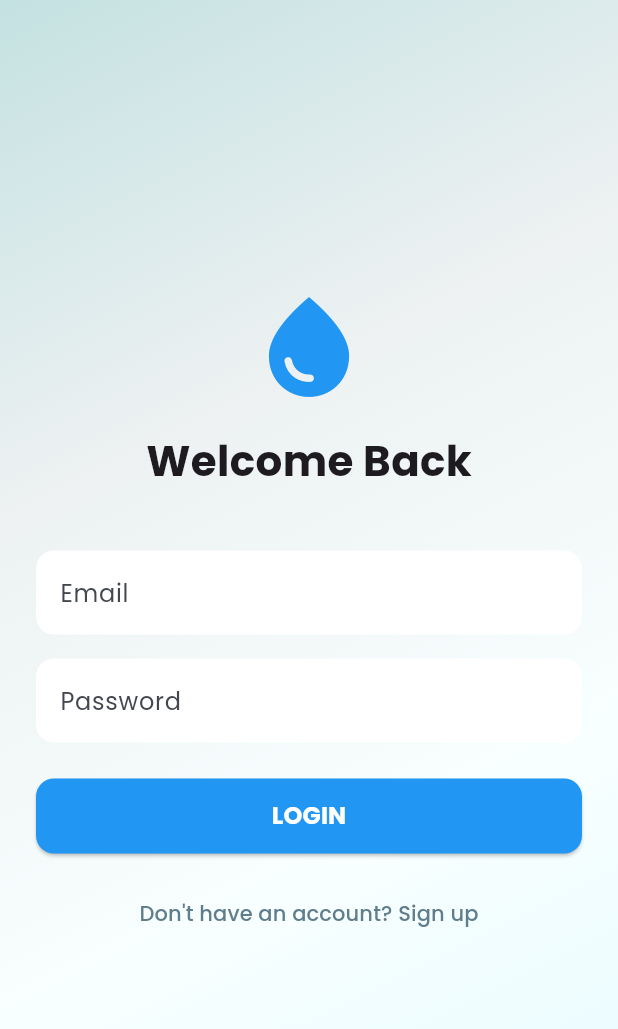
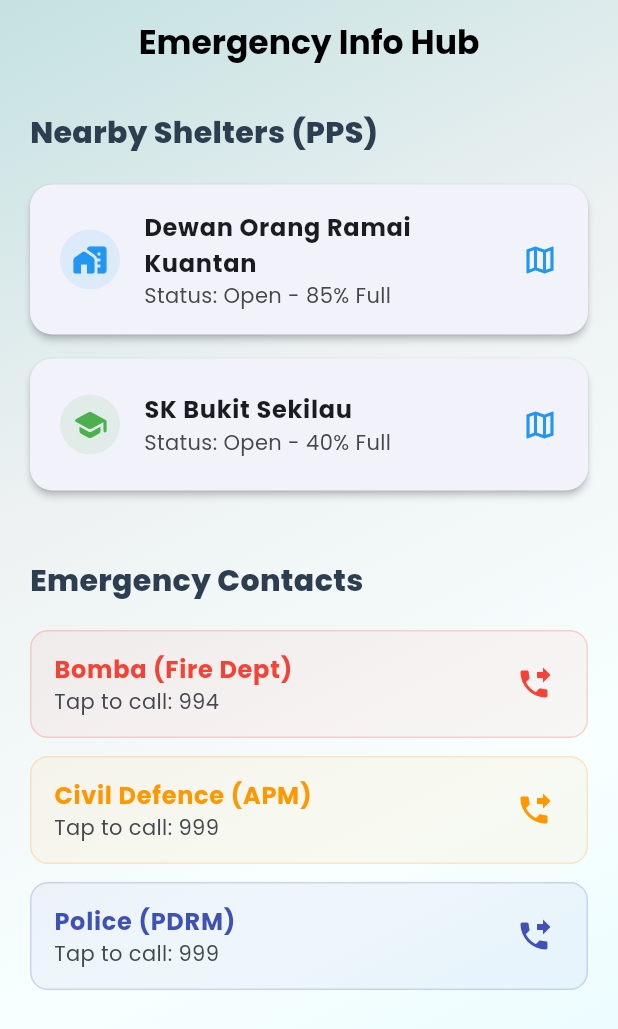
Before and after one commit to yiern17/banjir_beacon, a Flutter app: the screen it shows after launch, on a phone screen of 412 x 824 dp. Shown: the top 1029 px of the screen. Run offline on Flutter 3.47's test engine with Material 3 defaults, Android fonts, the phone set to English and light mode, and no system bars; our stand-ins replace google_fonts, google_generative_ai, image_picker.

Commit message:
report,login and info

```diff
--- /dev/null
+++ b/lib/config.dart
@@ -0,0 +1,3 @@
+class AppConfig {
+  static const String geminiApiKey = 'AIzaSyCWLkoMkswAi9hYnBMl8pzzWf0MpSyu-fw';
+}
--- a/lib/main.dart
+++ b/lib/main.dart
@@ -1,7 +1,10 @@
 import 'package:banjir_beacon/screens/login_screen.dart';
+import 'package:banjir_beacon/screens/map_screen.dart';
+import 'package:banjir_beacon/screens/report_screen.dart';
 import 'package:flutter/material.dart';
 import 'package:google_fonts/google_fonts.dart';
-import 'widgets/gradient_scaffold.dart'; // Import the GradientScaffold widget
+import 'widgets/gradient_scaffold.dart';
+import 'package:banjir_beacon/screens/info_screen.dart';
 
 void main() {
   runApp(const MyApp());
@@ -22,8 +25,8 @@ class MyApp extends StatelessWidget {
         textTheme: GoogleFonts.poppinsTextTheme(),
       ),
       // It tells the app to load HomeScreen
-      home: const LoginScreen(),
-    );
+      home: const InfoScreen(),
+     );
   }
 }
 
--- /dev/null
+++ b/lib/screens/info_screen.dart
@@ -0,0 +1,116 @@
+import 'package:flutter/material.dart';
+import 'package:url_launcher/url_launcher.dart';
+import '../widgets/gradient_scaffold.dart';
+import 'calling_screen.dart';
+
+class InfoScreen extends StatelessWidget {
+  const InfoScreen({super.key});
+
+  // Function to open a map location
+  Future<void> _openMap(String locationQuery) async {
+    // Note: In a real app, we'd use a proper Google Maps URL
+    final Uri mapUri = Uri.parse('https://www.google.com/maps/search/?api=1&query=$locationQuery');
+    if (await canLaunchUrl(mapUri)) {
+      await launchUrl(mapUri, mode: LaunchMode.externalApplication);
+    }
+  }
+
+  @override
+  Widget build(BuildContext context) {
+    return GradientScaffold(
+      appBar: AppBar(
+        title: const Text('Emergency Info Hub',
+          style: TextStyle(color: Colors.black, fontWeight: FontWeight.bold)),
+        backgroundColor: Colors.transparent,
+        elevation: 0,
+        centerTitle: true,
+      ),
+      body: ListView(
+        padding: const EdgeInsets.symmetric(horizontal: 20.0, vertical: 10.0),
+        children: [
+          _buildSectionHeader('Nearby Shelters (PPS)'),
+          _buildInfoCard(
+            'Dewan Orang Ramai Kuantan',
+            'Status: Open - 85% Full',
+            Icons.home_work_rounded,
+            Colors.blue,
+            'Dewan+Orang+Ramai+Kuantan',
+          ),
+          _buildInfoCard(
+            'SK Bukit Sekilau',
+            'Status: Open - 40% Full',
+            Icons.school_rounded,
+            Colors.green,
+            'SK+Bukit+Sekilau+Kuantan',
+          ),
+
+          const SizedBox(height: 30),
+
+          _buildSectionHeader('Emergency Contacts'),
+          // NOTICE: We are now passing 'context' as the first argument!
+          _buildContactCard(context, 'Bomba (Fire Dept)', '994', Colors.red),
+          _buildContactCard(context, 'Civil Defence (APM)', '999', Colors.orange),
+          _buildContactCard(context, 'Police (PDRM)', '999', Colors.indigo),
+        ],
+      ),
+    );
+  }
+
+  Widget _buildSectionHeader(String title) {
+    return Padding(
+      padding: const EdgeInsets.only(bottom: 12.0, top: 8.0),
+      child: Text(title,
+        style: const TextStyle(fontSize: 20, fontWeight: FontWeight.w800, color: Color(0xFF2C3E50))),
+    );
+  }
+
+  Widget _buildInfoCard(String name, String status, IconData icon, Color iconColor, String mapQuery) {
+    return Card(
+      elevation: 2,
+      shape: RoundedRectangleBorder(borderRadius: BorderRadius.circular(15)),
+      margin: const EdgeInsets.symmetric(vertical: 8),
+      child: ListTile(
+        contentPadding: const EdgeInsets.symmetric(horizontal: 20, vertical: 8),
+        leading: CircleAvatar(
+          backgroundColor: iconColor.withOpacity(0.1),
+          child: Icon(icon, color: iconColor),
+        ),
+        title: Text(name, style: const TextStyle(fontWeight: FontWeight.bold)),
+        subtitle: Text(status),
+        trailing: const Icon(Icons.map_outlined, color: Colors.blue),
+        onTap: () => _openMap(mapQuery),
+      ),
+    );
+  }
+
+  // ADDED 'BuildContext context' to the parameters here
+  Widget _buildContactCard(BuildContext context, String agency, String number, Color color) {
+    return Card(
+      elevation: 0,
+      color: color.withOpacity(0.05),
+      shape: RoundedRectangleBorder(
+        borderRadius: BorderRadius.circular(12),
+        side: BorderSide(color: color.withOpacity(0.2)),
+      ),
+      margin: const EdgeInsets.symmetric(vertical: 6),
+      child: ListTile(
+        title: Text(agency,
+          style: TextStyle(color: color, fontWeight: FontWeight.bold, fontSize: 16)),
+        subtitle: Text('Tap to call: $number'),
+        trailing: Icon(Icons.phone_forwarded, color: color),
+        onTap: () {
+          // Now 'context' works because we passed it in!
+          Navigator.push(
+            context,
+            MaterialPageRoute(
+              builder: (context) => CallingScreen(
+                agencyName: agency,
+                phoneNumber: number,
+              ),
+            ),
+          );
+        },
+      ),
+    );
+  }
+}
--- a/pubspec.yaml
+++ b/pubspec.yaml
@@ -34,13 +34,15 @@ dependencies:
   # The following adds the Cupertino Icons font to your application.
   # Use with the CupertinoIcons class for iOS style icons.
   cupertino_icons: ^1.0.8
-  google_generative_ai: ^0.4.7
+  google_generative_ai: 0.4.7
   firebase_core: ^4.4.0
   cloud_firestore: ^6.1.2
   google_maps_flutter: ^2.14.0
-  image_picker: ^1.2.1
+  image_picker: ^1.1.2
   flutter_dotenv: ^6.0.0
   google_fonts: ^6.3.2
+  geolocator: ^14.0.2
+  url_launcher: ^6.3.2
 
 dev_dependencies:
   flutter_test:
```
Also changed, not shown: lib/screens/calling_screen.dart (added, +105 -0 lines), lib/screens/report_screen.dart (+136 -0 lines), lib/services/gemini_service.dart (added, +155 -0 lines), pubspec.lock, 7 other files.
